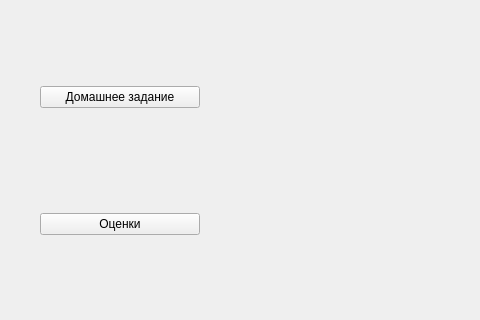
Old version of the form main_menu.ui in the repository Kirsenko2023/School-Helper; both pictures show x 0 to 480 and y 240 to 560 of the 1000 by 1000 pixel window.
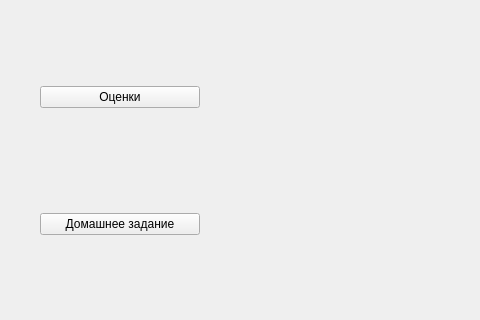
New version of the form.

Commit message: добавил бд в домашнее заданиие, изменил оценкиm добавил css, готовый код в 2.py

```diff
--- a/main_menu.ui
+++ b/main_menu.ui
@@ -34,14 +34,14 @@
      <item>
       <widget class="QPushButton" name="btn_scores">
        <property name="text">
-        <string>Домашнее задание</string>
+        <string>Оценки</string>
        </property>
       </widget>
      </item>
      <item>
       <widget class="QPushButton" name="btn_homework">
        <property name="text">
-        <string>Оценки</string>
+        <string>Домашнее задание</string>
        </property>
       </widget>
      </item>
```
The commit also changes 9 other files.
